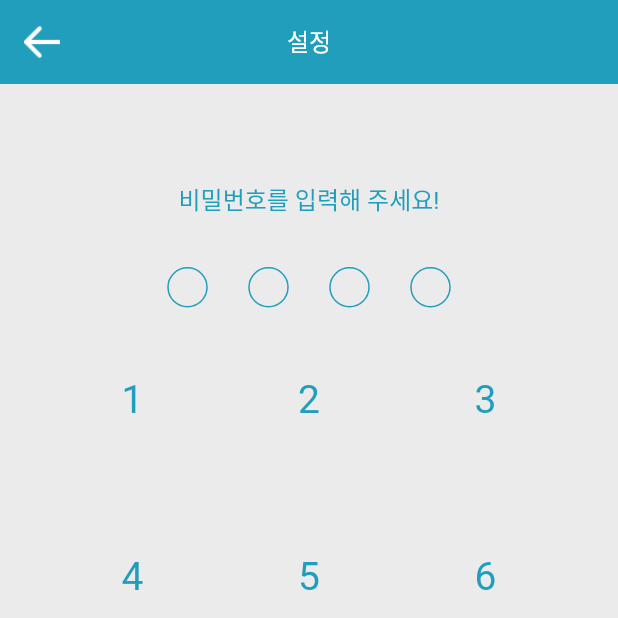
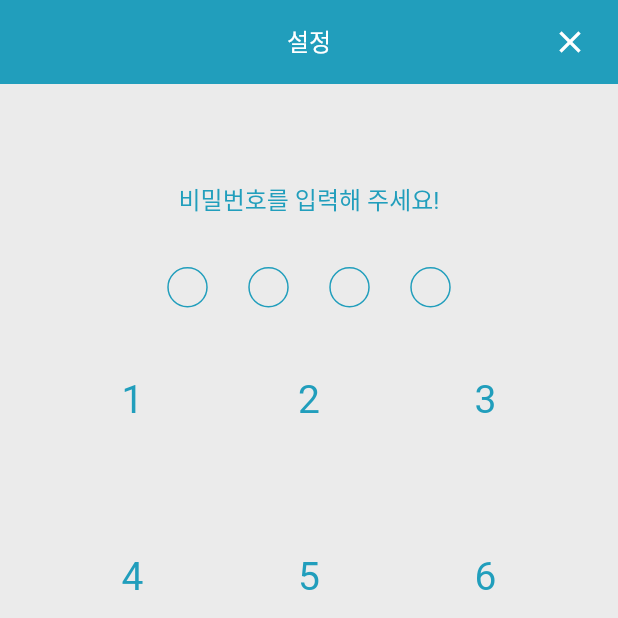
Before and after one commit to on-offf/on_off_flutter, a Flutter app: the PasswordConfirmScreen screen opened by its route, on a phone screen of 412 x 824 dp, the top half of it. Run offline on Flutter 3.47's test engine with Material 2 defaults, Android fonts, the phone set to English and light mode, and no system bars; our stand-ins replace carousel_slider, flutter_native_splash, freezed_annotation, image_picker, sqflite, table_calendar; accounts and stored records are empty; generated files the repository leaves out were written again.

Commit message:
feature: when changing password, confirm it again

```diff
--- a/lib/ui/setting/password/password_confirm_screen.dart
+++ b/lib/ui/setting/password/password_confirm_screen.dart
@@ -34,12 +34,14 @@ class _PasswordConfirmScreenState extends State<PasswordConfirmScreen> {
   Widget build(BuildContext context) {
     final uiProvider = context.watch<UiProvider>();
     final uiState = uiProvider.state;
+    String? title = ModalRoute.of(context)!.settings.arguments as String?;
 
     return Scaffold(
       appBar: AppBar(
         backgroundColor: uiState.colorConst.getPrimary(),
         elevation: 0,
-        leading: ElevatedButton(
+        actions: [
+          ElevatedButton(
             onPressed: () {
               Navigator.pop(context);
             },
@@ -47,11 +49,12 @@ class _PasswordConfirmScreenState extends State<PasswordConfirmScreen> {
               backgroundColor: uiState.colorConst.getPrimary(),
               elevation: 0,
             ),
-          child: Image(
-            image: AssetImage(IconPath.appbarPreviousButton.name),
-            color: Colors.white,
+            child: const Icon(
+              Icons.close,
             ),
           ),
+        ],
+        leading: Container(),
         centerTitle: true,
         title: const Text(
           '설정',
@@ -67,7 +70,7 @@ class _PasswordConfirmScreenState extends State<PasswordConfirmScreen> {
         child: Column(
           children: [
             Text(
-              '비밀번호를 입력해 주세요!',
+              title ?? '비밀번호를 입력해 주세요!',
               style: kBody2.copyWith(
                 color: uiState.colorConst.getPrimary(),
               ),
```
Also changed, not shown: lib/ui/setting/home/setting_screen.dart (+63 -9 lines). Lines whose indentation alone changed are shown as unchanged.
